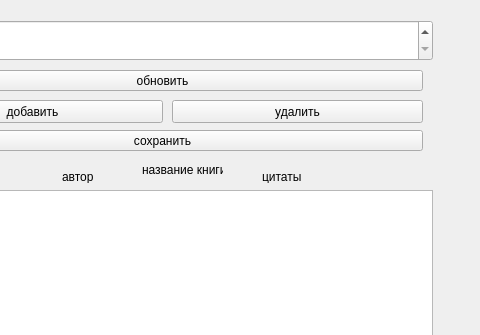
Above: bookmarks.ui from nastya-ilicheva/Eldritch-Horro before the change; both pictures show x 188 to 668 and y 0 to 335 of the 800 by 600 pixel window. Below: the same form after it.
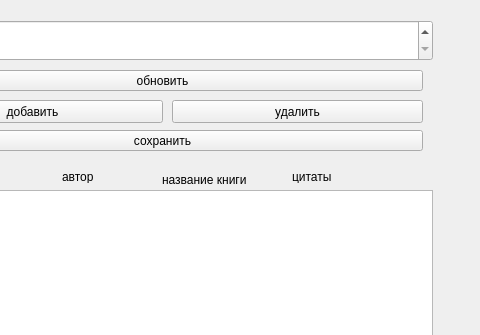
That is the form after the change.

```diff
--- a/bookmarks.ui
+++ b/bookmarks.ui
@@ -102,9 +102,9 @@
    <widget class="QLabel" name="label_4">
     <property name="geometry">
      <rect>
-      <x>330</x>
-      <y>160</y>
-      <width>81</width>
+      <x>350</x>
+      <y>170</y>
+      <width>91</width>
       <height>20</height>
      </rect>
     </property>
@@ -115,7 +115,7 @@
    <widget class="QLabel" name="label_5">
     <property name="geometry">
      <rect>
-      <x>450</x>
+      <x>480</x>
       <y>170</y>
       <width>47</width>
       <height>13</height>
```
Left out of the diff: 2 changed lines with no effect on the pictures.
